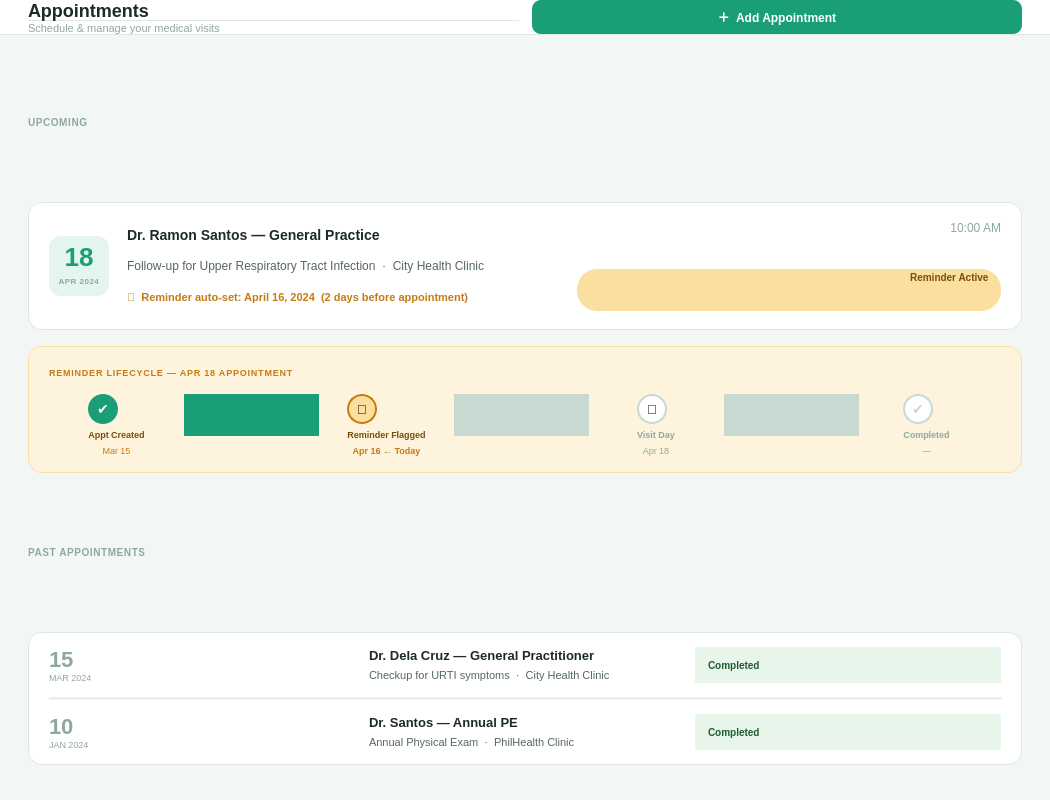
shasheenahdeeneillelumasag/CCC151---Group-Project, file src/ui/page_appointments.ui: the form before one commit.
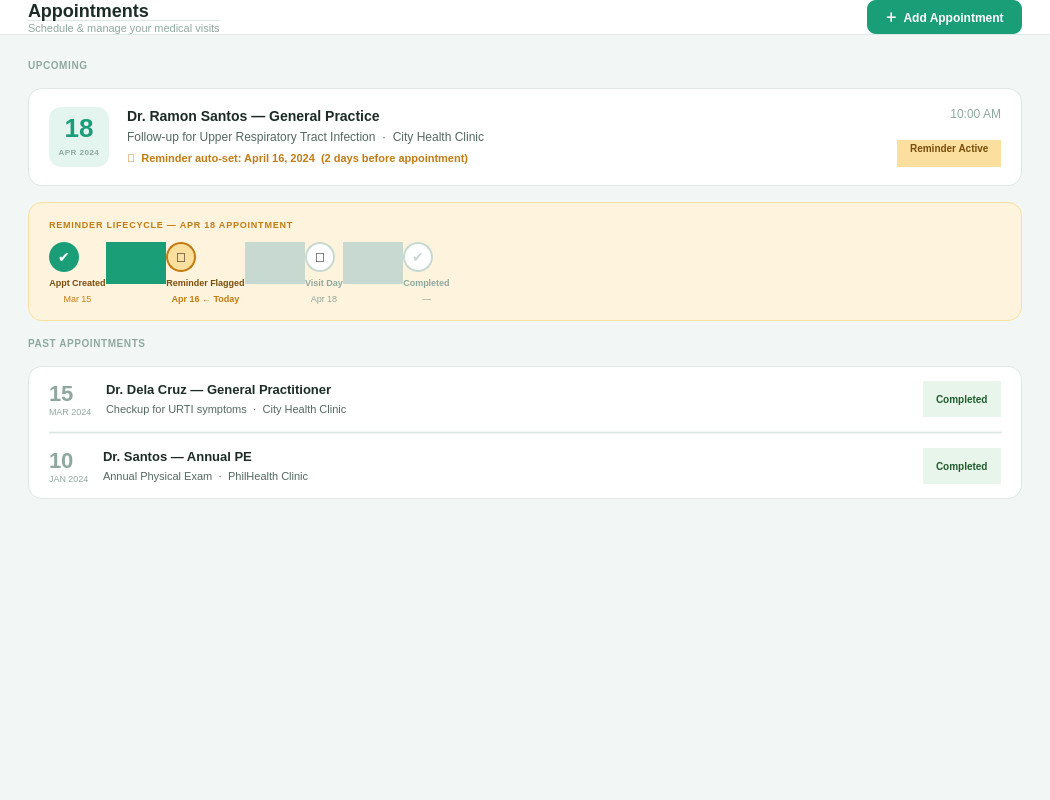
The form after the commit.

```diff
--- a/src/ui/page_appointments.ui
+++ b/src/ui/page_appointments.ui
@@ -20,7 +20,7 @@
        <item><widget class="QLabel"><property name="text"><string>Appointments</string></property><property name="styleSheet"><string>QLabel { font-size: 18px; font-weight: bold; color: #1C2B25; }</string></property></widget></item>
        <item><widget class="QLabel"><property name="text"><string>Schedule &amp; manage your medical visits</string></property><property name="styleSheet"><string>QLabel { font-size: 11px; color: #8FA89F; }</string></property></widget></item>
       </layout></item>
-      <item><spacer><property name="orientation"><enum>Qt::Horizontal</enum></property></spacer></item>
+      <item><spacer><property name="orientation"><enum>Qt::Horizontal</enum></property><property name="sizeHint" stdset="0"><size><width>40</width><height>20</height></size></property></spacer></item>
       <item><widget class="QPushButton" name="btnAddAppt"><property name="text"><string>＋  Add Appointment</string></property><property name="styleSheet"><string>QPushButton { background: #1A9E78; color: #FFF; font-size: 12px; font-weight: 600; border: none; border-radius: 9px; padding: 8px 18px; } QPushButton:hover { background: #0D6B52; }</string></property></widget></item>
      </layout>
     </widget>
@@ -65,7 +65,7 @@
             <item><widget class="QLabel"><property name="text"><string>🔔  Reminder auto-set: April 16, 2024  (2 days before appointment)</string></property><property name="styleSheet"><string>QLabel { font-size: 11px; color: #C47B12; font-weight: 600; }</string></property></widget></item>
            </layout>
           </item>
-          <item><spacer><property name="orientation"><enum>Qt::Horizontal</enum></property></spacer></item>
+          <item><spacer><property name="orientation"><enum>Qt::Horizontal</enum></property><property name="sizeHint" stdset="0"><size><width>40</width><height>20</height></size></property></spacer></item>
           <item>
            <layout class="QVBoxLayout"><property name="spacing"><number>6</number></property>
             <item><widget class="QLabel"><property name="text"><string>10:00 AM</string></property><property name="alignment"><set>AlignRight</set></property><property name="styleSheet"><string>QLabel { font-size: 12px; color: #8FA89F; }</string></property></widget></item>
@@ -128,7 +128,7 @@
              </layout>
             </item>
 
-            <item><spacer><property name="orientation"><enum>Qt::Horizontal</enum></property></spacer></item>
+            <item><spacer><property name="orientation"><enum>Qt::Horizontal</enum></property><property name="sizeHint" stdset="0"><size><width>40</width><height>20</height></size></property></spacer></item>
            </layout>
           </item>
          </layout>
@@ -145,7 +145,7 @@
            <layout class="QHBoxLayout"><property name="leftMargin"><number>20</number></property><property name="topMargin"><number>14</number></property><property name="rightMargin"><number>20</number></property><property name="bottomMargin"><number>14</number></property><property name="spacing"><number>14</number></property>
             <item><layout class="QVBoxLayout"><property name="spacing"><number>0</number></property><item><widget class="QLabel"><property name="text"><string>15</string></property><property name="styleSheet"><string>QLabel { font-size: 22px; font-weight: 800; color: #8FA89F; }</string></property></widget></item><item><widget class="QLabel"><property name="text"><string>MAR 2024</string></property><property name="styleSheet"><string>QLabel { font-size: 9px; color: #8FA89F; }</string></property></widget></item></layout></item>
             <item><layout class="QVBoxLayout"><property name="spacing"><number>3</number></property><item><widget class="QLabel"><property name="text"><string>Dr. Dela Cruz — General Practitioner</string></property><property name="styleSheet"><string>QLabel { font-size: 13px; font-weight: bold; color: #1C2B25; }</string></property></widget></item><item><widget class="QLabel"><property name="text"><string>Checkup for URTI symptoms  ·  City Health Clinic</string></property><property name="styleSheet"><string>QLabel { font-size: 11px; color: #546860; }</string></property></widget></item></layout></item>
-            <item><spacer><property name="orientation"><enum>Qt::Horizontal</enum></property></spacer></item>
+            <item><spacer><property name="orientation"><enum>Qt::Horizontal</enum></property><property name="sizeHint" stdset="0"><size><width>40</width><height>20</height></size></property></spacer></item>
             <item><widget class="QLabel"><property name="text"><string>Completed</string></property><property name="styleSheet"><string>QLabel { background: #E8F5EB; color: #1F5C2E; font-size: 10px; font-weight: bold; border-radius: 20px; padding: 2px 10px; }</string></property></widget></item>
            </layout>
           </item>
@@ -154,7 +154,7 @@
            <layout class="QHBoxLayout"><property name="leftMargin"><number>20</number></property><property name="topMargin"><number>14</number></property><property name="rightMargin"><number>20</number></property><property name="bottomMargin"><number>14</number></property><property name="spacing"><number>14</number></property>
             <item><layout class="QVBoxLayout"><property name="spacing"><number>0</number></property><item><widget class="QLabel"><property name="text"><string>10</string></property><property name="styleSheet"><string>QLabel { font-size: 22px; font-weight: 800; color: #8FA89F; }</string></property></widget></item><item><widget class="QLabel"><property name="text"><string>JAN 2024</string></property><property name="styleSheet"><string>QLabel { font-size: 9px; color: #8FA89F; }</string></property></widget></item></layout></item>
             <item><layout class="QVBoxLayout"><property name="spacing"><number>3</number></property><item><widget class="QLabel"><property name="text"><string>Dr. Santos — Annual PE</string></property><property name="styleSheet"><string>QLabel { font-size: 13px; font-weight: bold; color: #1C2B25; }</string></property></widget></item><item><widget class="QLabel"><property name="text"><string>Annual Physical Exam  ·  PhilHealth Clinic</string></property><property name="styleSheet"><string>QLabel { font-size: 11px; color: #546860; }</string></property></widget></item></layout></item>
-            <item><spacer><property name="orientation"><enum>Qt::Horizontal</enum></property></spacer></item>
+            <item><spacer><property name="orientation"><enum>Qt::Horizontal</enum></property><property name="sizeHint" stdset="0"><size><width>40</width><height>20</height></size></property></spacer></item>
             <item><widget class="QLabel"><property name="text"><string>Completed</string></property><property name="styleSheet"><string>QLabel { background: #E8F5EB; color: #1F5C2E; font-size: 10px; font-weight: bold; border-radius: 20px; padding: 2px 10px; }</string></property></widget></item>
            </layout>
           </item>
@@ -162,7 +162,7 @@
         </widget>
        </item>
 
-       <item><spacer><property name="orientation"><enum>Qt::Vertical</enum></property></spacer></item>
+       <item><spacer><property name="orientation"><enum>Qt::Vertical</enum></property><property name="sizeHint" stdset="0"><size><width>40</width><height>20</height></size></property></spacer></item>
       </layout>
      </widget>
     </widget>
```
Left out of the diff: 24 changed lines with no effect on the pictures.
